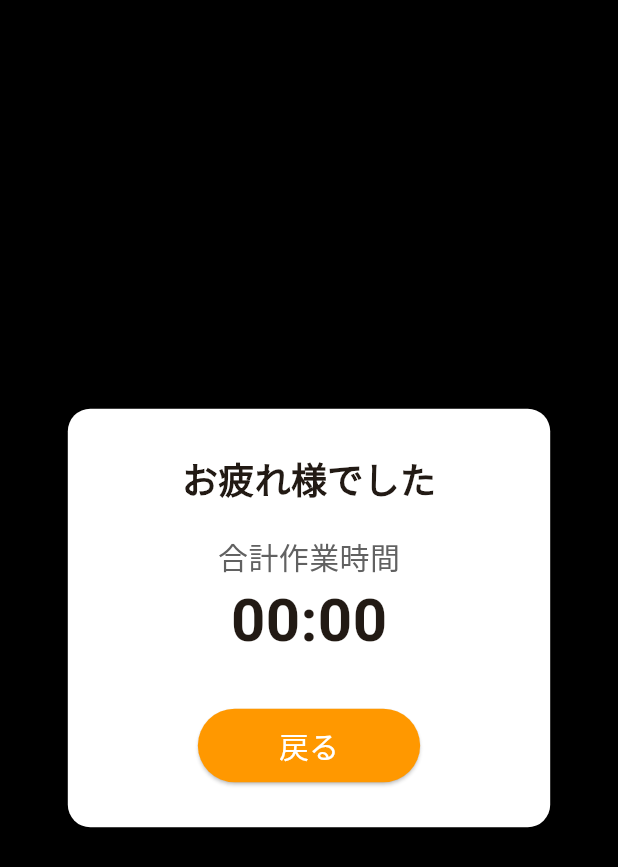
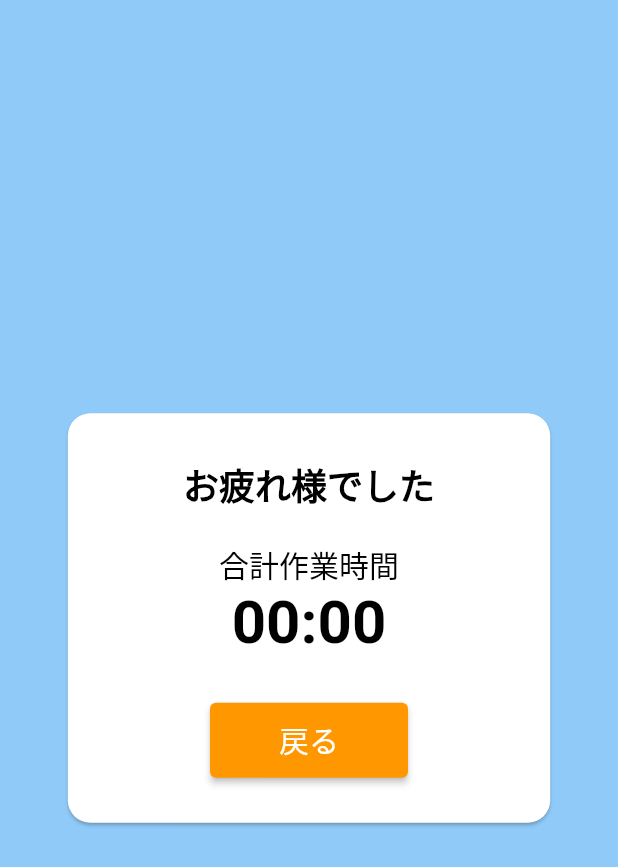
Before and after one commit to kametsun/timer, a Flutter app: the screen it shows after launch, after a tap on "終了", on a phone screen of 412 x 824 dp. Shown: the top 867 px of the screen. Run offline on Flutter 3.47's test engine with Material 2 defaults, Android fonts, the light colour scheme and no system bars; our stand-ins replace just_audio.

Commit message:
UI改革

```diff
--- a/lib/main.dart
+++ b/lib/main.dart
@@ -13,8 +13,10 @@ class MyApp extends StatelessWidget {
     return MaterialApp(
       title: 'Timer',
       theme: ThemeData(
-        colorScheme: ColorScheme.fromSeed(seedColor: const Color(0x00ff8c00)),
-        useMaterial3: true,
+        textTheme: const TextTheme(
+          bodyLarge: TextStyle(color: Colors.white),
+          bodyMedium: TextStyle(color: Colors.white),
+        ),
       ),
       home: const MyHomePage(),
     );
--- a/lib/view/finish_screen.dart
+++ b/lib/view/finish_screen.dart
@@ -9,7 +9,7 @@ class FinishScreen extends StatelessWidget {
   @override
   Widget build(BuildContext context) {
     return Scaffold(
-      backgroundColor: Colors.black,
+      backgroundColor: Theme.of(context).colorScheme.background,
       body: Center(
         child: Padding(
           padding: const EdgeInsets.all(20.0),
@@ -28,23 +28,29 @@ class FinishScreen extends StatelessWidget {
                   children: [
                     const Text(
                       "お疲れ様でした",
-                      style:
-                          TextStyle(fontSize: 24, fontWeight: FontWeight.bold),
+                      style: TextStyle(
+                          fontSize: 24,
+                          fontWeight: FontWeight.bold,
+                          color: Colors.black),
                     ),
                     const SizedBox(height: 20),
-                    Text(
+                    const Text(
                       "合計作業時間",
-                      style: TextStyle(fontSize: 20, color: Colors.grey[700]),
+                      style: TextStyle(fontSize: 20, color: Colors.black),
                     ),
                     Text(
                       "${(totalWorkTime ~/ 60).toString().padLeft(2, '0')}:${(totalWorkTime % 60).toString().padLeft(2, '0')}",
-                      style:
-                          const TextStyle(fontSize: 40, fontWeight: FontWeight.bold),
+                      style: const TextStyle(
+                        fontSize: 40,
+                        fontWeight: FontWeight.bold,
+                        color: Colors.black,
+                      ),
                     ),
                     const SizedBox(height: 30),
                     ElevatedButton(
                       style: ElevatedButton.styleFrom(
-                        foregroundColor: Colors.white, backgroundColor: Colors.orange, // foreground
+                        foregroundColor: Colors.white,
+                        backgroundColor: Colors.orange, // foreground
                       ),
                       onPressed: () {
                         Navigator.pushReplacement(
--- a/lib/view/timer_screen.dart
+++ b/lib/view/timer_screen.dart
@@ -135,13 +135,13 @@ class _TimerScreenState extends State<TimerScreen> {
   String getStatusLabel(SessionStatus status) {
     switch (status) {
       case SessionStatus.work:
-        return "作業中";
+        return "作業中です！";
       case SessionStatus.shortBreak:
         return "小休憩";
       case SessionStatus.longBreak:
         return "長休憩";
       default:
-        return "開始待ち";
+        return "今日も頑張りましょう！";
     }
   }
 
@@ -151,18 +151,48 @@ class _TimerScreenState extends State<TimerScreen> {
     int seconds = _currentTime % 60;
 
     return Scaffold(
-      backgroundColor: Colors.black,
+      backgroundColor: Theme.of(context).colorScheme.background,
       body: Center(
         child: Column(
           mainAxisAlignment: MainAxisAlignment.center,
           children: <Widget>[
-            Text(
-              getStatusLabel(sessionStatus),
-              style: const TextStyle(fontSize: 35, color: Colors.white),
+            const SizedBox(
+              height: 50,
+            ),
+            Row(
+              mainAxisAlignment: MainAxisAlignment.center,
+              children: [
+                Card(
+                  shape: RoundedRectangleBorder(
+                    borderRadius: BorderRadius.circular(20),
+                  ),
+                  elevation: 10,
+                  color: Colors.white,
+                  child: Padding(
+                    padding: const EdgeInsets.all(18.0),
+                    child: Text(
+                      getStatusLabel(sessionStatus),
+                      style: const TextStyle(
+                        fontSize: 20,
+                        color: Colors.black,
+                        fontWeight: FontWeight.bold,
+                      ),
+                    ),
+                  ),
+                ),
+                const SizedBox(
+                  width: 20,
+                ),
+                const IconButton(
+                  onPressed: null,
+                  icon: Icon(Icons.settings),
+                  iconSize: 50,
+                )
+              ],
             ),
             const SizedBox(
               width: double.infinity,
-              height: 100,
+              height: 80,
             ),
             Stack(
               alignment: Alignment.center,
@@ -173,7 +203,7 @@ class _TimerScreenState extends State<TimerScreen> {
                     width: 280,
                     child: CircularProgressIndicator(
                       value: _currentTime / _start.toDouble(),
-                      strokeWidth: 15,
+                      strokeWidth: 20,
                       valueColor: const AlwaysStoppedAnimation<Color>(
                           Colors.orangeAccent),
                     ),
--- a/pubspec.yaml
+++ b/pubspec.yaml
@@ -30,7 +30,9 @@ environment:
 dependencies:
   flutter:
     sdk: flutter
+  flutter_colorpicker: ^1.0.3
   just_audio: ^0.9.34
+  shared_preferences: ^2.2.0
 
 
   # The following adds the Cupertino Icons font to your application.
```
Also changed, not shown: pubspec.lock.
